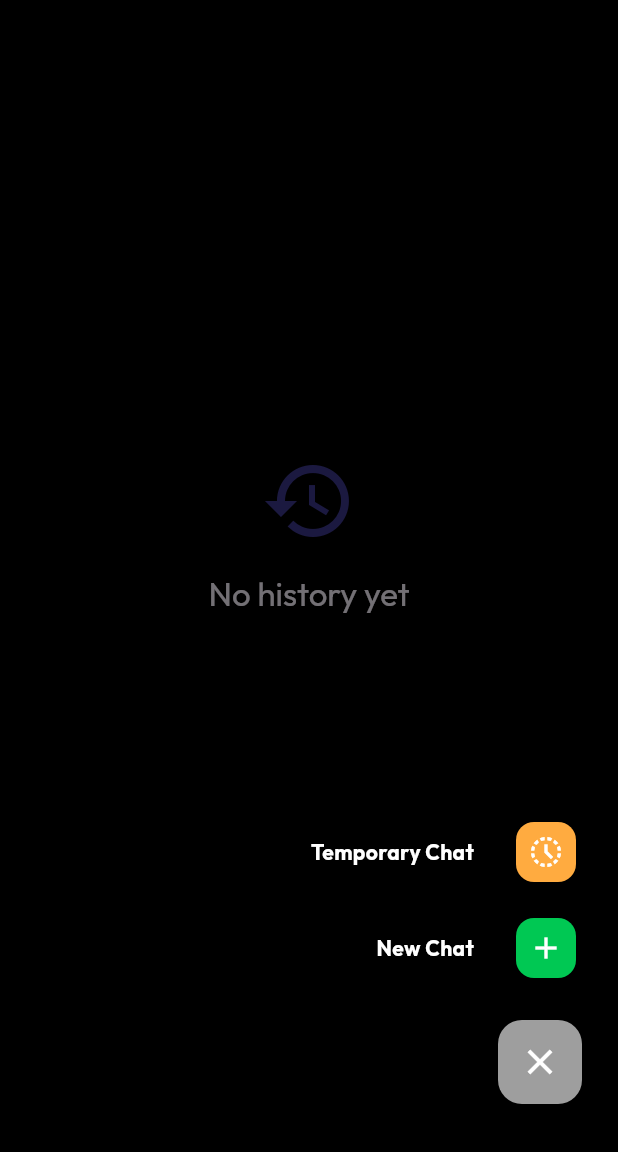
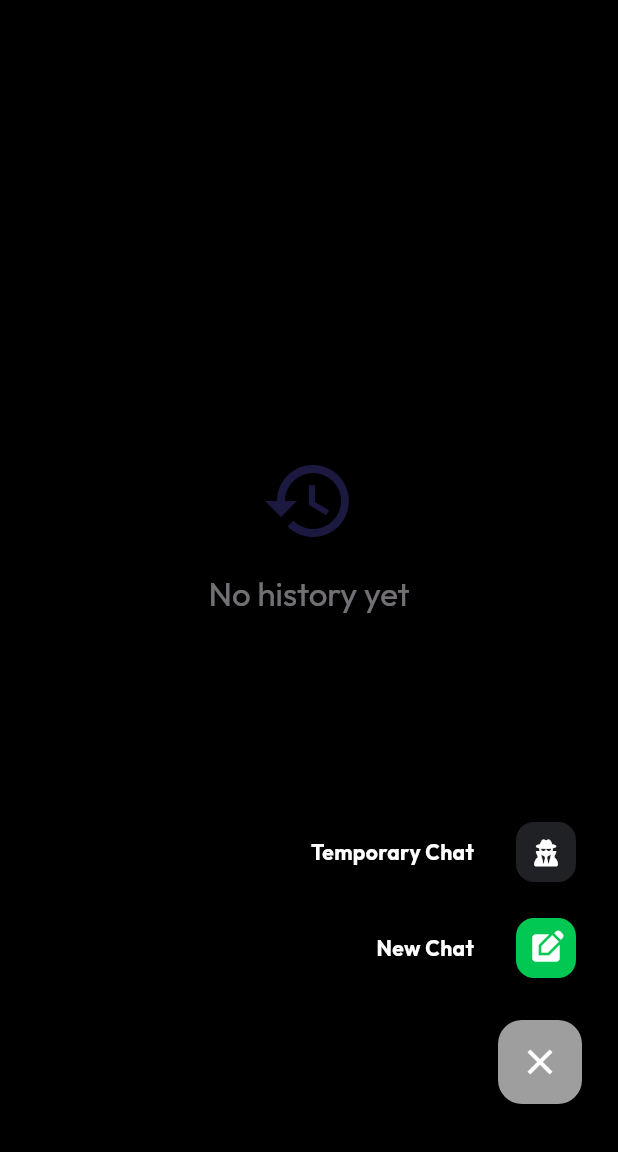
Before and after one commit to shreyashp77/ChadGPT, a Flutter app: the HomeScreen screen opened directly, after a tap on the "add" icon, on a phone screen of 412 x 824 dp, the part 84-1236 px from its top. Run offline on Flutter 3.47's test engine with Material 3 defaults, Android fonts, the phone set to English and light mode, and no system bars; drawn by our look-alikes of flutter_animate; our stand-ins replace file_picker, flutter_markdown, flutter_tts, font_awesome_flutter, google_fonts, image_picker and 3 more; missing offline and left inert: flutter_highlighter, markdown; accounts and stored records are empty; network calls fail.

Commit message:
feat: Update new chat and incognito mode UI with new icons, colors, and descriptions.

```diff
--- a/lib/screens/home_screen.dart
+++ b/lib/screens/home_screen.dart
@@ -6,6 +6,7 @@ import 'package:flutter_animate/flutter_animate.dart';
 import '../providers/chat_provider.dart';
 import 'chat_screen.dart';
 import '../utils/theme.dart';
+import 'package:font_awesome_flutter/font_awesome_flutter.dart';
 
 class HomeScreen extends StatefulWidget {
   const HomeScreen({super.key});
@@ -176,9 +177,9 @@ class _HomeScreenState extends State<HomeScreen> with SingleTickerProviderStateM
                                     const SizedBox(width: 16),
                                     FloatingActionButton.small(
                                         heroTag: 'temp_chat',
-                                        backgroundColor: Colors.orangeAccent,
+                                        backgroundColor: const Color(0xFF202124), // Chrome Incognito Dark
                                         onPressed: () { _toggleMenu(); _handleNewChat(context, isTemp: true); },
-                                        child: const Icon(Icons.history_toggle_off, color: Colors.white),
+                                        child: FaIcon(FontAwesomeIcons.userSecret, color: Colors.white, size: 18),
                                     ).animate().scale().fade(),
                                 ],
                             ),
@@ -196,7 +197,7 @@ class _HomeScreenState extends State<HomeScreen> with SingleTickerProviderStateM
                                         heroTag: 'new_chat',
                                         backgroundColor: AppTheme.accent,
                                         onPressed: () { _toggleMenu(); _handleNewChat(context, isTemp: false); },
-                                        child: const Icon(Icons.add, color: Colors.white),
+                                        child: const Icon(Icons.edit_square, color: Colors.white),
                                     ).animate().scale().fade(),
                                 ],
                             ),
--- a/lib/widgets/app_drawer.dart
+++ b/lib/widgets/app_drawer.dart
@@ -218,7 +218,7 @@ class _AppDrawerState extends State<AppDrawer> {
                                ],
                            ),
                            child: IconButton(
-                               icon: const Icon(Icons.create, color: Colors.white, size: 22),
+                               icon: const Icon(Icons.edit_square, color: Colors.white, size: 22),
                                onPressed: () {
                                    Navigator.pop(context);
                                    final chatProvider = context.read<ChatProvider>();
```
Also changed, not shown: lib/screens/chat_screen.dart (+6 -3 lines).
